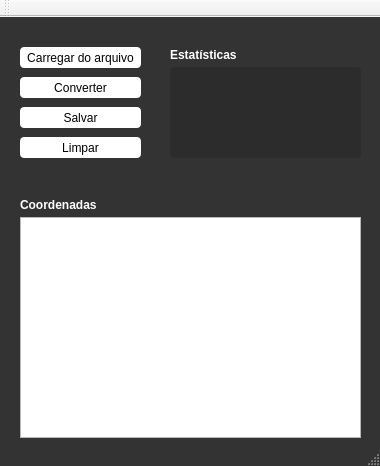
diogo0001/geotag, file mainwindow.ui: the form before one commit.
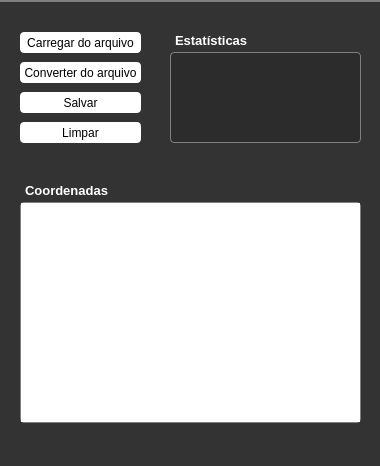
The form after the commit.

The edit to the form file:
```diff
--- a/mainwindow.ui
+++ b/mainwindow.ui
@@ -18,14 +18,14 @@
   </property>
   <property name="minimumSize">
    <size>
-    <width>100</width>
-    <height>100</height>
+    <width>380</width>
+    <height>466</height>
    </size>
   </property>
   <property name="maximumSize">
    <size>
-    <width>1000</width>
-    <height>1000</height>
+    <width>380</width>
+    <height>466</height>
    </size>
   </property>
   <property name="windowTitle">
@@ -33,19 +33,19 @@
   </property>
   <property name="styleSheet">
    <string notr="true">QPushButton {
- color: black;
+color: black;
 background-color: white;
 border-radius: 4px;
  }
 
-QPushButton:hover:!pressed
-{
- border: 1px solid white;
+QPushButton:hover:!pressed{
+border: 1px solid white;
 background-color: #cccccc;
 }
 
 QLabel{
-color:white
+color:white;
+padding:2px;
 }
 
  QMainWindow{
@@ -56,7 +56,19 @@
 background-color: #333333;
 border:#333333;
 color:white
-}</string>
+}
+
+QMenuBar{
+background-color: #232323;
+border: 1px solid grey;
+color:white;
+}
+
+QPlainTextEdit{
+border: 1px solid grey;
+border-radius: 4px;
+}
+</string>
   </property>
   <widget class="QWidget" name="centralWidget">
    <widget class="QPushButton" name="abrir_arquivo">
@@ -82,7 +94,7 @@
      </rect>
     </property>
     <property name="text">
-     <string>Converter</string>
+     <string>Converter do arquivo</string>
     </property>
    </widget>
    <widget class="QPushButton" name="salvar">
@@ -119,12 +131,13 @@
      <rect>
       <x>20</x>
       <y>180</y>
-      <width>81</width>
+      <width>101</width>
       <height>16</height>
      </rect>
     </property>
     <property name="font">
      <font>
+      <pointsize>10</pointsize>
       <weight>75</weight>
       <bold>true</bold>
      </font>
@@ -158,7 +171,8 @@
      <string notr="true">QLabel{
 background-color:rgba(44, 44, 44, 244);
 border-radius:4px;
-padding:6px
+padding:6px;
+border: 1px solid grey;
 }</string>
     </property>
     <property name="text">
@@ -186,12 +200,13 @@
      <rect>
       <x>170</x>
       <y>30</y>
-      <width>81</width>
+      <width>91</width>
       <height>16</height>
      </rect>
     </property>
     <property name="font">
      <font>
+      <pointsize>10</pointsize>
       <weight>75</weight>
       <bold>true</bold>
      </font>
@@ -207,15 +222,16 @@
     </property>
    </widget>
   </widget>
-  <widget class="QToolBar" name="mainToolBar">
-   <attribute name="toolBarArea">
-    <enum>TopToolBarArea</enum>
-   </attribute>
-   <attribute name="toolBarBreak">
-    <bool>false</bool>
-   </attribute>
+  <widget class="QMenuBar" name="menuBar">
+   <property name="geometry">
+    <rect>
+     <x>0</x>
+     <y>0</y>
+     <width>380</width>
+     <height>22</height>
+    </rect>
+   </property>
   </widget>
-  <widget class="QStatusBar" name="statusBar"/>
   <action name="actionAbrir_arquivo">
    <property name="text">
     <string>Abrir arquivo</string>
```
Left out of the diff: 5 changed lines with no effect on the pictures.
